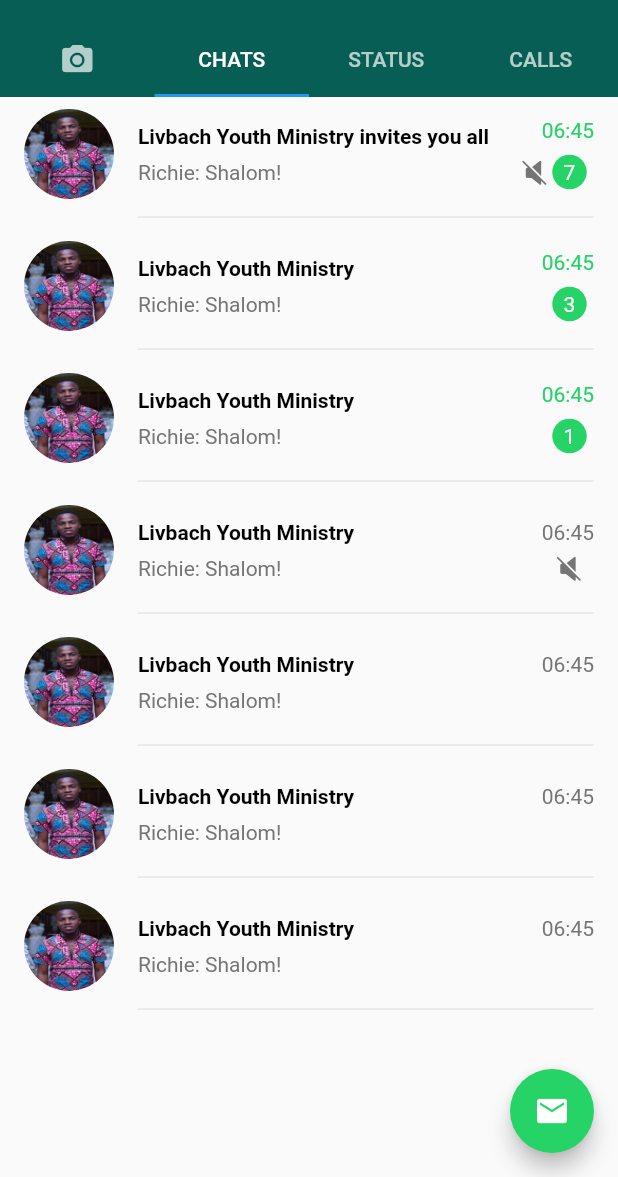
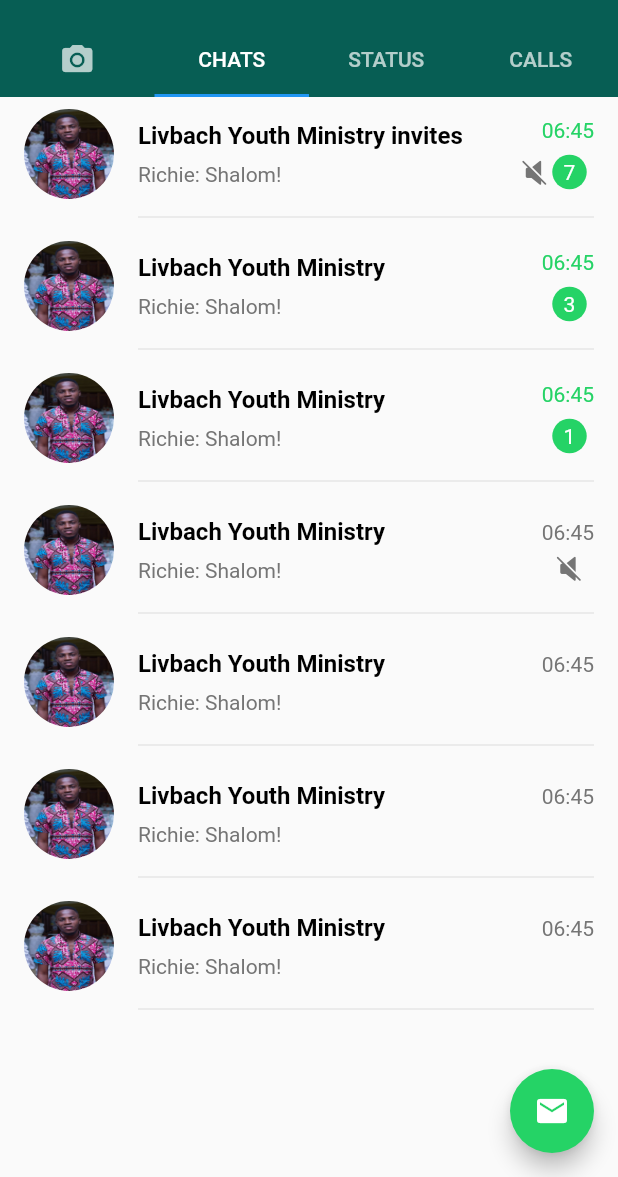
Before and after one commit to oliverboamah/whatsapp_ui, a Flutter app: the screen it shows after launch, swiped to page 2, on a phone screen of 412 x 824 dp, the part 59-1236 px from its top. Run offline on Flutter 3.47's test engine with Material 2 defaults, Android fonts, the phone set to English and light mode, and no system bars.

Commit message:
Enlarge fontsize of chat item titles  in Chat Tab

```diff
--- a/lib/ui/components/chat_item.dart
+++ b/lib/ui/components/chat_item.dart
@@ -42,7 +42,7 @@ class ChatItem extends StatelessWidget {
                           this.chatData.title,
                           maxLines: 1,
                           style: TextStyle(
-                              color: Colors.black, fontWeight: FontWeight.bold),
+                              color: Colors.black, fontWeight: FontWeight.bold, fontSize: 16),
                         )),
                     Text(
                       this.chatData.detail,
```
